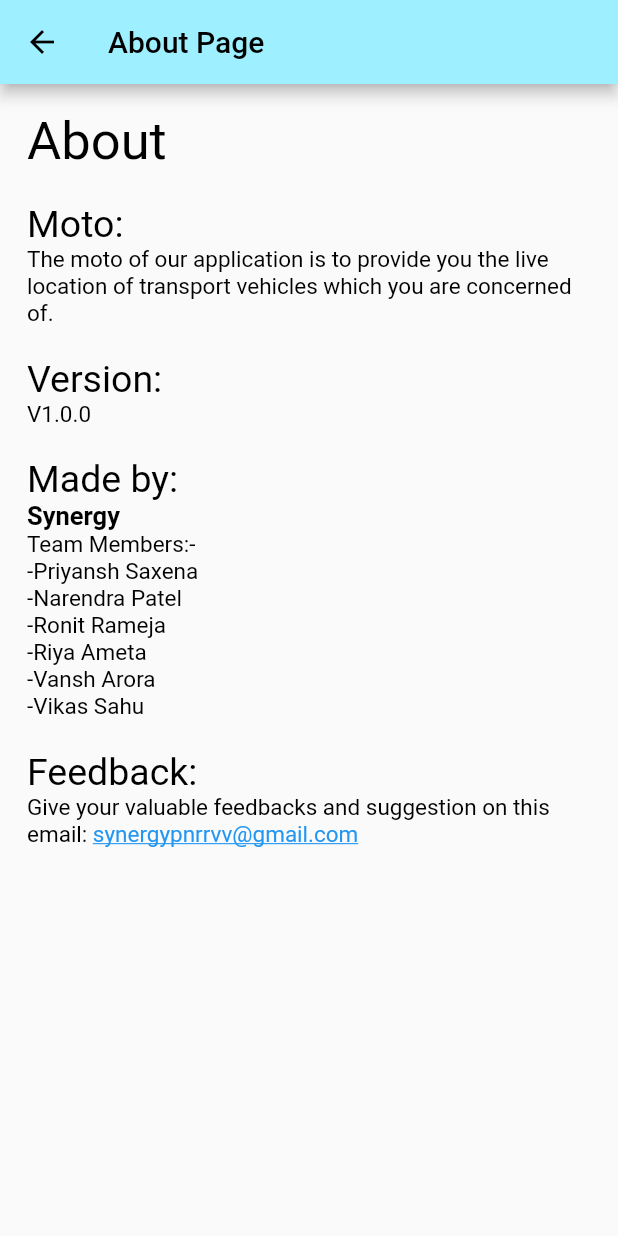
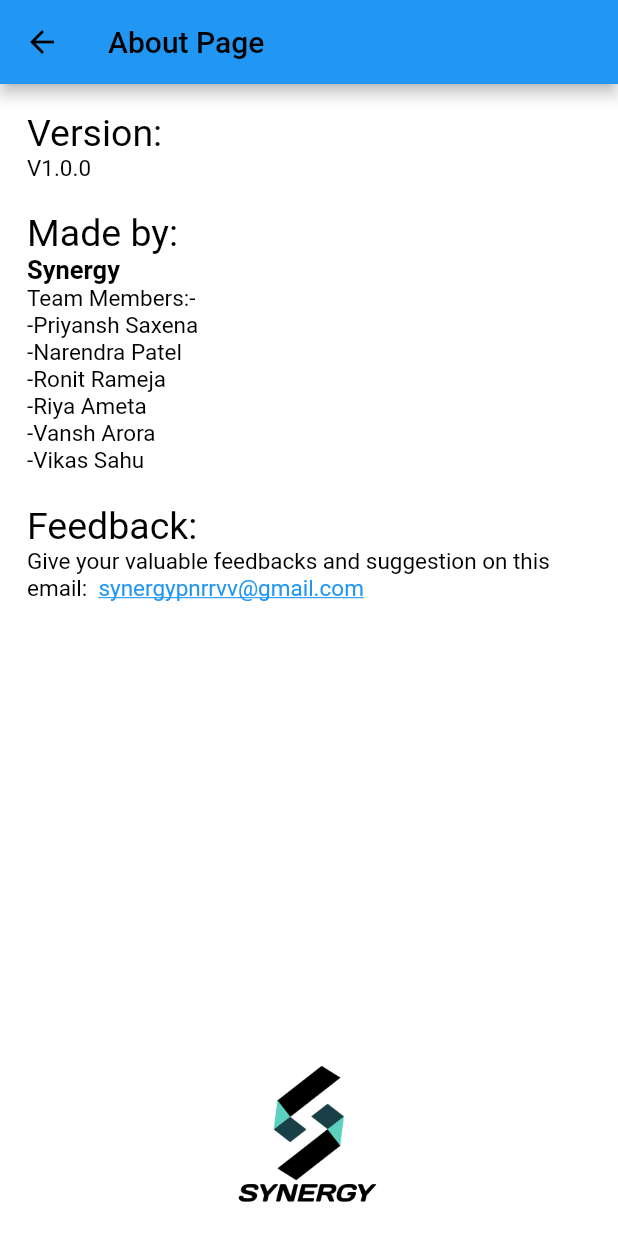
Before and after one commit to master-wayne7/locate_it, a Flutter app: the AboutPage screen opened directly, on a phone screen of 412 x 824 dp. Run offline on Flutter 3.47's test engine with Material 2 defaults, Android fonts, the phone set to English and light mode, and no system bars; our stand-ins replace cloud_firestore, dio, file_picker, firebase_auth, firebase_core, firebase_database and 8 more; missing offline and left inert: email_otp, flutter_phone_direct_caller, flutter_polyline_points; accounts and stored records are empty.

Commit message:
Changes in about page

```diff
--- a/lib/screens/about_page.dart
+++ b/lib/screens/about_page.dart
@@ -11,37 +11,21 @@ class AboutPage extends StatelessWidget {
   Widget build(BuildContext context) {
     return SafeArea(
         child: Scaffold(
+      backgroundColor: Colors.white,
       appBar: AppBar(
         leading: const BackButton(color: Colors.black),
         title: Text(
           "About Page",
           style: TextStyle(color: Colors.black),
         ),
-        backgroundColor: Color.fromARGB(255, 158, 239, 255),
+        backgroundColor: Colors.blue,
       ),
-      body: Padding(
+      body: Stack(children: [
+        Padding(
           padding: const EdgeInsets.all(18.0),
           child: Column(
             crossAxisAlignment: CrossAxisAlignment.start,
             children: [
-            Text(
-              'About',
-              style: TextStyle(color: Colors.black, fontSize: 35),
-            ),
-            SizedBox(
-              height: 20,
-            ),
-            Text(
-              'Moto:',
-              style: TextStyle(color: Colors.black, fontSize: 25),
-            ),
-            Text(
-              '''The moto of our application is to provide you the live location of transport vehicles which you are concerned of. ''',
-              style: TextStyle(color: Colors.black, fontSize: 15),
-            ),
-            SizedBox(
-              height: 20,
-            ),
               Text(
                 'Version:',
                 style: TextStyle(color: Colors.black, fontSize: 25),
@@ -74,23 +58,10 @@ class AboutPage extends StatelessWidget {
                 'Feedback:',
                 style: TextStyle(color: Colors.black, fontSize: 25),
               ),
-            // Text('priyanshsaxena40@gmail.com',
-            //     style: TextStyle(color: Colors.black, fontSize: 15)),
-            // ElevatedButton(
-            //     onPressed: () {
-            //       launch('mailto:priyanshsaxena40@gmail.com');
-            //     },
-            //     child: Text('send mail')),
-            // GestureDetector(
-            //   onTap: () {
-            //     launch('mailto:priyanshsaxena40@gmail.com');
-            //   },
-            //   child: Text('priyanshsaxena40@gmail.com'),
-            // ),
               RichText(
                 text: TextSpan(
                   text:
-                        '''Give your valuable feedbacks and suggestion on this email: ''',
+                      '''Give your valuable feedbacks and suggestion on this email:  ''',
                   style: TextStyle(color: Colors.black, fontSize: 15),
                   children: [
                     TextSpan(
@@ -102,11 +73,28 @@ class AboutPage extends StatelessWidget {
                         ..onTap = () {
                           // ignore: deprecated_member_use
                           launch('mailto:synergypnrrvv@gmail.com');
-                            })
-                    ]))
+                        },
+                    )
                   ],
                 ),
               ),
+            ],
+          ),
+        ),
+        Positioned(
+          bottom: 20,
+          child: SizedBox(
+            width: MediaQuery.of(context).size.width,
+            child: Center(
+              child: SizedBox(
+                height: 100,
+                width: 100,
+                child: Image(image: AssetImage('assets/SYNERGY LOGO.png')),
+              ),
+            ),
+          ),
+        )
+      ]),
     ));
   }
 }
```
Also changed, not shown: assets/SYNERGY LOGO.png (added). Lines whose indentation alone changed are shown as unchanged.
